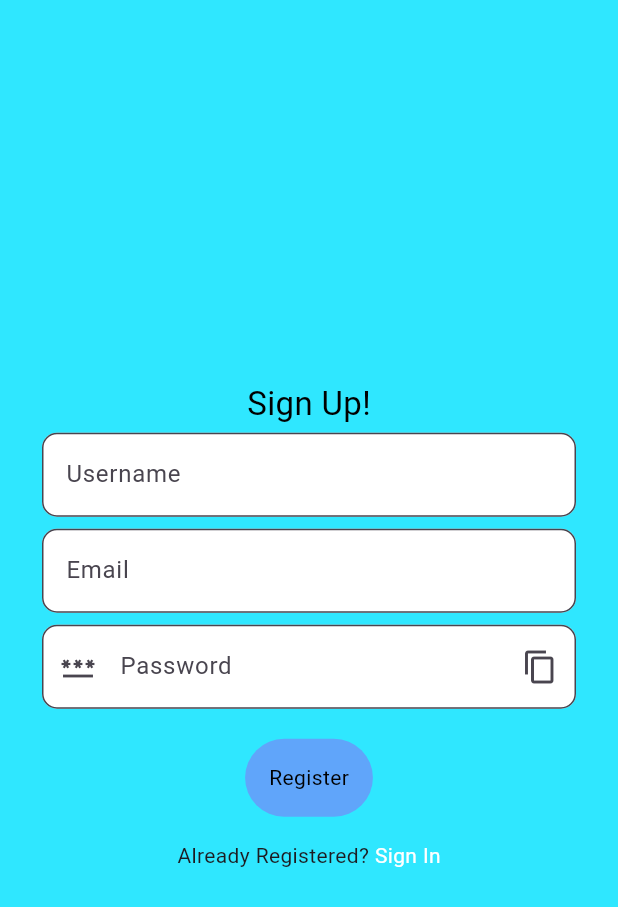
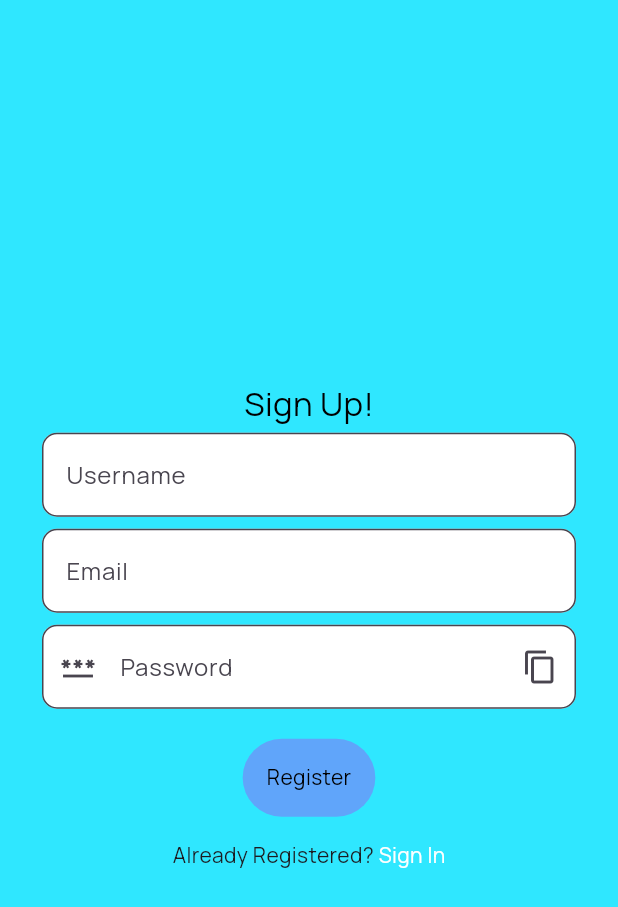
Before and after one commit to mwilko/Inventory-Manager, a Flutter app: the screen it shows after launch, after a tap on "Create a new Account..! Sign Up", on a phone screen of 412 x 824 dp. Shown: the top 907 px of the screen. Run offline on Flutter 3.47's test engine with Material 3 defaults, Android fonts, the phone set to English and light mode, and no system bars; drawn by our look-alikes of velocity_x; our stand-ins replace jwt_decoder, shared_preferences; network calls fail.

Commit message:
adding manrope font as default font.

```diff
--- a/lib/main.dart
+++ b/lib/main.dart
@@ -31,8 +31,14 @@ class MyApp extends StatelessWidget { // Main app widget
           return MaterialApp(
             title: 'Inventory Manager',
             debugShowCheckedModeBanner: false,
-            theme: ThemeData.light(),
-            darkTheme: ThemeData.dark(),
+            theme: ThemeData(
+              fontFamily: 'Manrope',
+              brightness: Brightness.light,
+            ),
+            darkTheme: ThemeData(
+              fontFamily: 'Manrope',
+              brightness: Brightness.dark,
+            ),
             themeMode: themeNotifier.isDarkMode ? ThemeMode.dark : ThemeMode.light,
             initialRoute: '/',
             onGenerateRoute: (settings) { // Generate routes for the app
```
Also changed, not shown: lib/ui/home_page.dart (+15 -11 lines), pubspec.yaml (+12 -1 lines), fonts/Manrope-Bold.ttf (added), fonts/Manrope-ExtraBold.ttf (added), fonts/Manrope-ExtraLight.ttf (added), fonts/Manrope-Light.ttf (added), fonts/Manrope-Medium.ttf (added), fonts/Manrope-Regular.ttf (added), fonts/Manrope-SemiBold.ttf (added), images/home-banner.jpeg (added).
